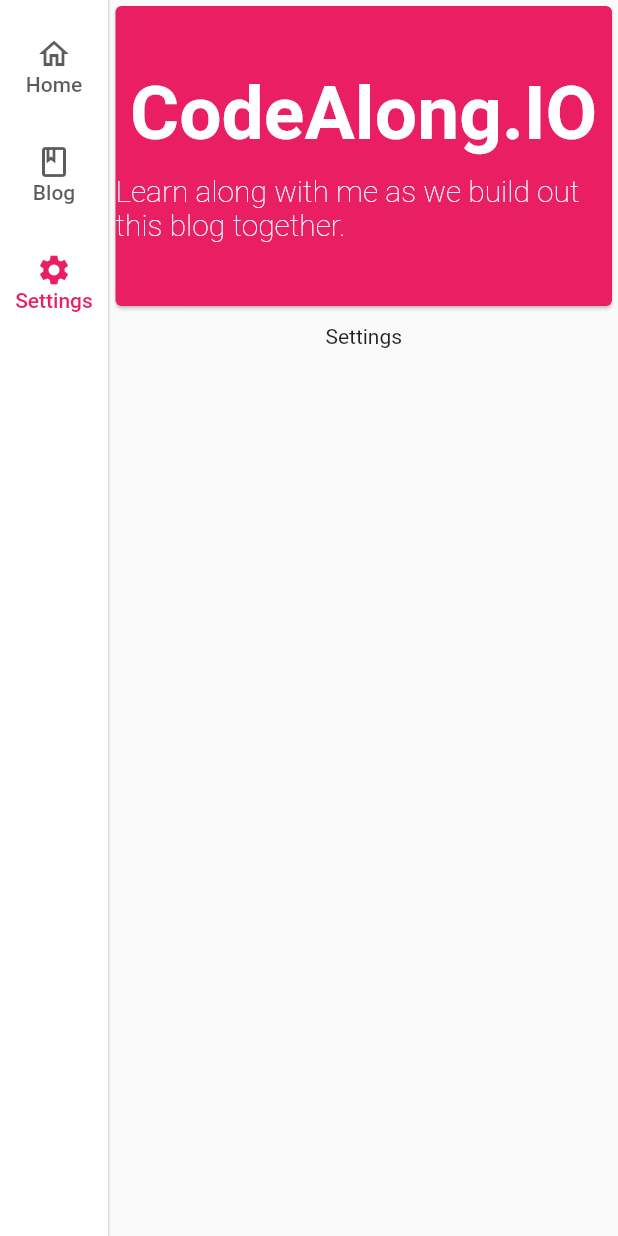
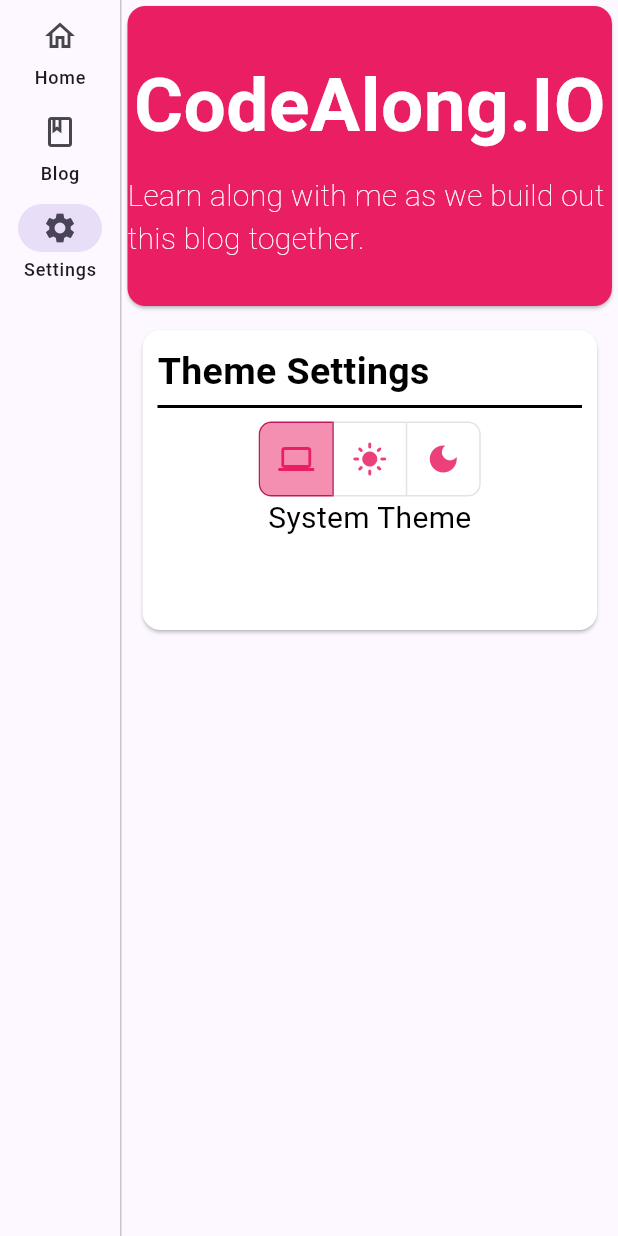
Before and after one commit to Code-Along-With-Kendra/code-along-blog, a Flutter app: the screen it shows after launch, after a tap on "Blog", after a tap on "Settings", on a phone screen of 412 x 824 dp. Run offline on Flutter 3.47's test engine with Material 2 defaults, Android fonts, the phone set to English and light mode, and no system bars; our stand-ins replace url_strategy.

Commit message:
Initial icon single select theme selection buttons

```diff
--- a/lib/src/app.dart
+++ b/lib/src/app.dart
@@ -10,8 +10,9 @@ class MyApp extends StatelessWidget {
     return MaterialApp(
         title: 'Flutter Demo',
         theme: ThemeData(
-          primarySwatch: Colors.pink,
+          colorSchemeSeed: const Color(0xff6750a4),
+          useMaterial3: true,
         ),
-        home: PageTemplate());
+        home: const PageTemplate());
   }
 }
--- a/lib/src/app/codealong_blog_series/blog_home.dart
+++ b/lib/src/app/codealong_blog_series/blog_home.dart
@@ -33,7 +33,7 @@ class _BlogPageState extends State<BlogPage> {
                 Align(
                     alignment: Alignment.topCenter,
                     child:
-                        Text(_jsonMap["title"], style: TextStyles.postHeader)),
+                        Text(_jsonMap["title"], style: TextStyles.cardHeader)),
                 Text('Author: ${_jsonMap["author"]}',
                     style: TextStyles.postNormalText),
                 Text('Published: ${_jsonMap["posting_date"]}',
--- a/lib/src/app/settings/settings_home.dart
+++ b/lib/src/app/settings/settings_home.dart
@@ -1,12 +1,96 @@
+import 'package:code_along/src/constants/component_styling.dart';
+import 'package:code_along/src/constants/text_styling.dart';
 import 'package:flutter/material.dart';
 
-class SettingsPage extends StatelessWidget {
+class SettingsPage extends StatefulWidget {
   const SettingsPage({super.key});
 
   @override
+  State<SettingsPage> createState() => _SettingsPageState();
+}
+
+class _SettingsPageState extends State<SettingsPage> {
+  @override
   Widget build(BuildContext context) {
-    return const Center(
-      child: Text('Settings'),
+    return Card(
+      color: Colors.white,
+      child: SizedBox(
+        height: 200,
+        child: Padding(
+          padding: const EdgeInsets.all(10.0),
+          child: Column(
+            mainAxisAlignment: MainAxisAlignment.start,
+            children: const [
+              Align(
+                alignment: Alignment.topLeft,
+                child: Text(
+                  'Theme Settings',
+                  style: TextStyles.cardHeader,
+                ),
+              ),
+              ComponentStyles.standardDivider,
+              ThemeToggleButton(),
+            ],
+          ),
+        ),
+      ),
     );
   }
 }
+
+const List<Widget> icons = <Widget>[
+  Icon(Icons.computer),
+  Icon(Icons.light_mode),
+  Icon(Icons.dark_mode),
+];
+
+class ThemeToggleButton extends StatefulWidget {
+  const ThemeToggleButton({super.key});
+
+  @override
+  State<ThemeToggleButton> createState() => _ThemeToggleButtonState();
+}
+
+class _ThemeToggleButtonState extends State<ThemeToggleButton> {
+  final List<bool> _selectedThemeIcon = <bool>[true, false, false];
+  final List<String> _selectedThemeNames = <String>[
+    'System Theme',
+    'Light Mode',
+    'Dark Mode'
+  ];
+  String _selectedTheme = 'System Theme';
+
+  @override
+  Widget build(BuildContext context) {
+    return Column(
+      mainAxisSize: MainAxisSize.min,
+      mainAxisAlignment: MainAxisAlignment.center,
+      children: <Widget>[
+        // ToggleButtons with icons only.
+        const SizedBox(height: 5),
+        ToggleButtons(
+          direction: Axis.horizontal,
+          onPressed: (int index) {
+            setState(() {
+              // The button that is tapped is set to true, and the others to false.
+              for (int i = 0; i < _selectedThemeIcon.length; i++) {
+                _selectedThemeIcon[i] = i == index;
+                if (i == index) {
+                  _selectedTheme = _selectedThemeNames[i];
+                }
+              }
+            });
+          },
+          borderRadius: const BorderRadius.all(Radius.circular(8)),
+          selectedBorderColor: Colors.pink[700],
+          selectedColor: Colors.pink,
+          fillColor: Colors.pink[200],
+          color: Colors.pink[400],
+          isSelected: _selectedThemeIcon,
+          children: icons,
+        ),
+        Text(_selectedTheme, style: TextStyles.cardSubTitle),
+      ],
+    );
+  }
+}
--- /dev/null
+++ b/lib/src/constants/component_styling.dart
@@ -0,0 +1,12 @@
+import 'package:flutter/material.dart';
+
+class ComponentStyles {
+  // Divider in theme styles
+  static const standardDivider = Divider(
+    height: 10,
+    thickness: 2,
+    color: Colors.black,
+  );
+  // IconButton size in Settings
+  static const double standardIconButtonSize = 30;
+}
--- a/lib/src/constants/text_styling.dart
+++ b/lib/src/constants/text_styling.dart
@@ -22,10 +22,17 @@ class TextStyles {
     fontSize: 20,
   );
 
-  //Used for Blog post title
-  static const postHeader = TextStyle(
+  //Used for Blog post title and Theme Settings title
+  static const cardHeader = TextStyle(
     fontSize: 25,
     fontWeight: FontWeight.bold,
+    color: Colors.black,
+  );
+
+  //Used for Theme Settings Sub Title
+  static const cardSubTitle = TextStyle(
+    fontSize: 20,
+    fontWeight: FontWeight.normal,
     color: Colors.black,
   );
 
```
